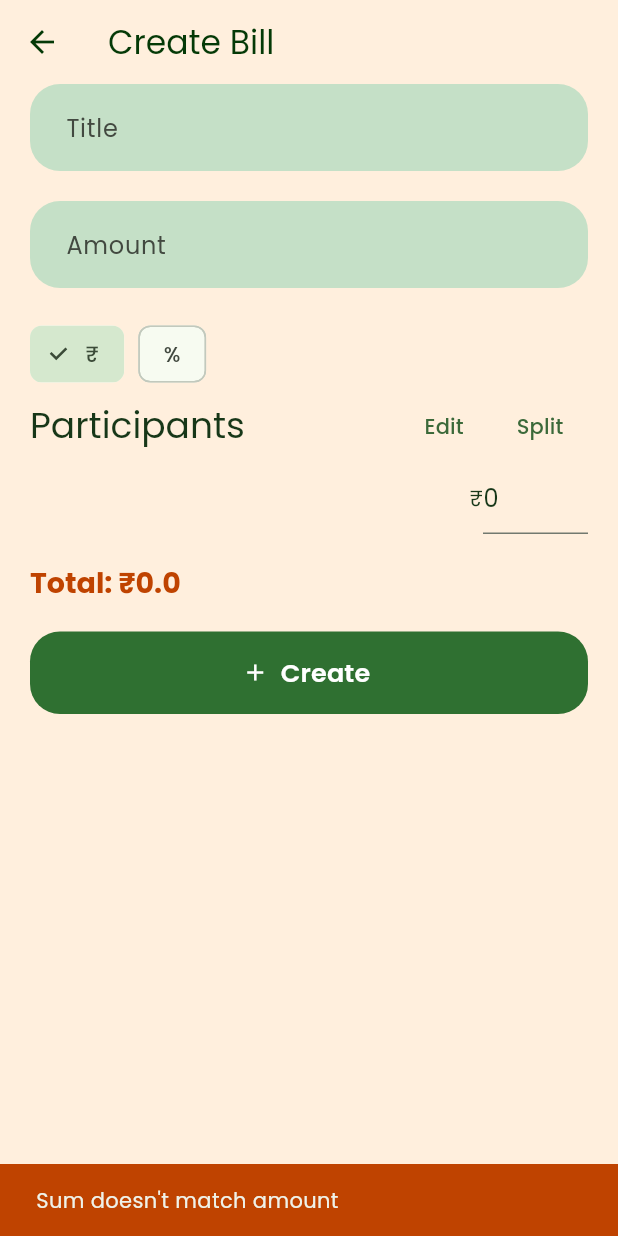
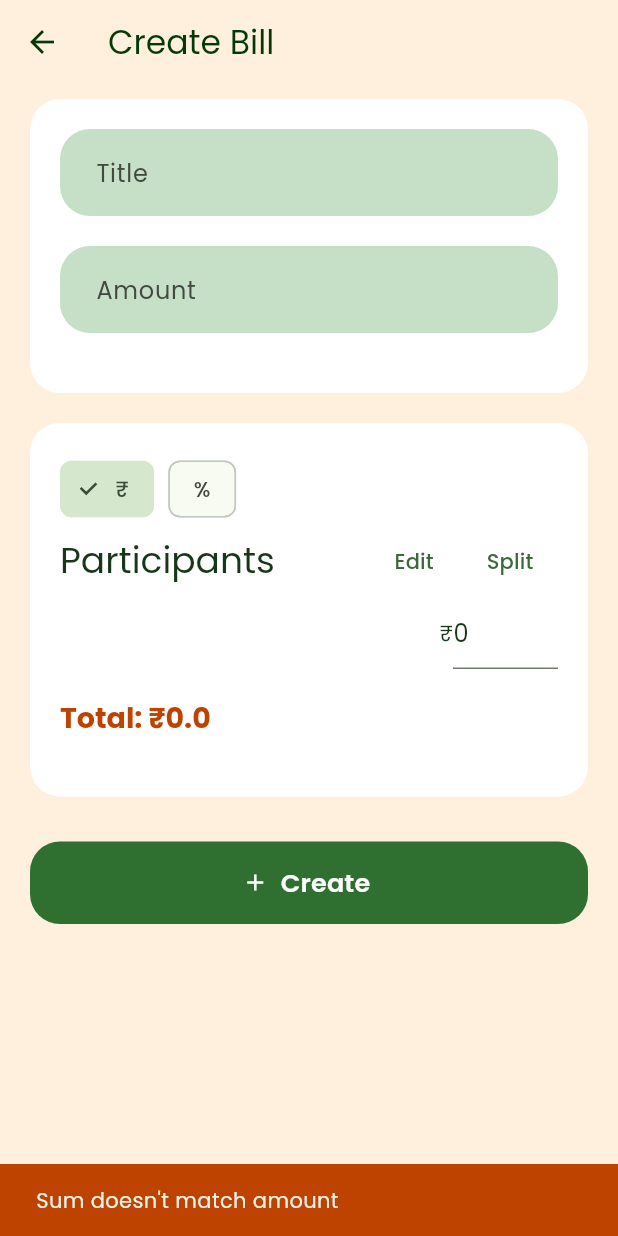
Before and after one commit to RohitEdathil/Splitee, a Flutter app: the BillCreateScreen screen opened directly, after a tap on "Create", on a phone screen of 412 x 824 dp. Run offline on Flutter 3.47's test engine with Material 2 defaults, Android fonts, the phone set to English and light mode, and no system bars; our stand-ins replace flutter_spinkit, google_fonts, lottie, qr_flutter, shared_preferences; missing offline and left inert: qr_code_scanner; accounts and stored records are empty.

Commit message:
Improved UI

```diff
--- a/sp_frontend/lib/bill/bill_create_screen.dart
+++ b/sp_frontend/lib/bill/bill_create_screen.dart
@@ -7,6 +7,7 @@ import 'package:sp_frontend/components/custom_input.dart';
 import 'package:sp_frontend/components/custom_scackbar.dart';
 import 'package:sp_frontend/components/medium_button.dart';
 import 'package:sp_frontend/components/user_display.dart';
+import 'package:sp_frontend/components/white_padded_container.dart';
 import 'package:sp_frontend/group/group_modal.dart';
 import 'package:sp_frontend/group/group_provider.dart';
 import 'package:sp_frontend/theme/colors.dart';
@@ -158,7 +159,7 @@ class _BillCreateScreenState extends State<BillCreateScreen> {
       _isLoading = true;
     });
 
-    final response = await bill.createGroup(_nameController.text,
+    final response = await bill.createBill(_nameController.text,
         double.tryParse(_amountController.text) ?? 0, owes,
         groupId: widget.group?.id);
 
@@ -199,6 +200,9 @@ class _BillCreateScreenState extends State<BillCreateScreen> {
             child: Column(
               children: [
                 // Inputs
+                WhitePaddedContainer(
+                    child: Column(
+                  children: [
                     CustomInput(
                       color: Palette.alphaLight,
                       controller: _nameController,
@@ -212,7 +216,12 @@ class _BillCreateScreenState extends State<BillCreateScreen> {
                       keyboardType:
                           const TextInputType.numberWithOptions(decimal: true),
                     ),
+                  ],
+                )),
 
+                WhitePaddedContainer(
+                    child: Column(
+                  children: [
                     // % or ₹
                     Row(
                       children: [
@@ -261,7 +270,8 @@ class _BillCreateScreenState extends State<BillCreateScreen> {
                               width: 45,
                               child: TextField(
                                 controller: participant.value,
-                            keyboardType: const TextInputType.numberWithOptions(
+                                keyboardType:
+                                    const TextInputType.numberWithOptions(
                                         decimal: true),
                                 onChanged: (_) => _reCalculate(),
                               ),
@@ -276,7 +286,8 @@ class _BillCreateScreenState extends State<BillCreateScreen> {
                                 ? Text(
                                     _valueFromPercentage(participant.value,
                                         round: true),
-                                style: Theme.of(context).textTheme.bodyLarge,
+                                    style:
+                                        Theme.of(context).textTheme.bodyLarge,
                                   )
                                 : TextField(
                                     controller: participant.value,
@@ -293,18 +304,26 @@ class _BillCreateScreenState extends State<BillCreateScreen> {
                       child: Padding(
                         padding: const EdgeInsets.symmetric(vertical: 20),
                         child: Text(
-                      _isPercentage ? "Total: ${_sum()}%" : "Total: ₹${_sum()}",
+                          _isPercentage
+                              ? "Total: ${_sum()}%"
+                              : "Total: ₹${_sum()}",
                           style: Theme.of(context)
                               .textTheme
                               .headlineSmall!
                               .copyWith(
                                 fontWeight: FontWeight.bold,
                                 fontSize: 19,
-                            color: _isValid() ? Palette.alpha : Palette.beta,
+                                color:
+                                    _isValid() ? Palette.alpha : Palette.beta,
                               ),
                         ),
                       ),
                     ),
+                  ],
+                )),
+
+                const SizedBox(height: 20),
+
                 _isLoading
                     ? const SpinKitPulse(
                         color: Palette.alpha,
```
Lines whose indentation alone changed are shown as unchanged.
